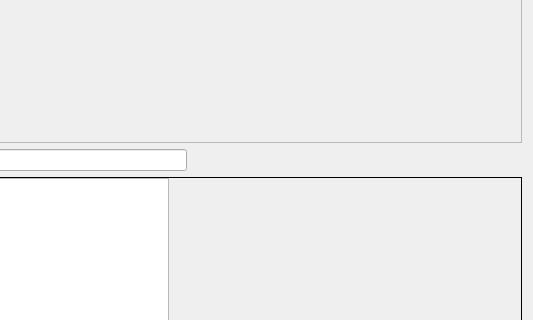
Old version of the form plotjuggler_app/plotwidget_transforms.ui in the repository facontidavide/plotjuggler-release; both pictures show x 562 to 1095 and y 168 to 488 of the 1095 by 647 pixel window.
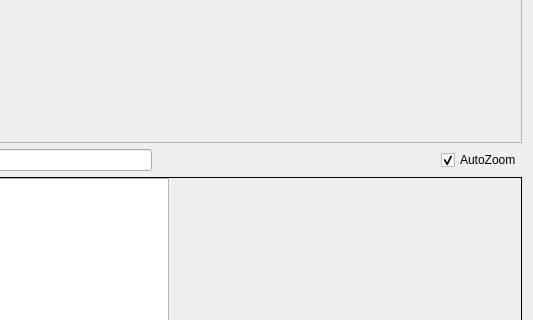
New version of the form.

```diff
--- a/plotjuggler_app/plotwidget_transforms.ui
+++ b/plotjuggler_app/plotwidget_transforms.ui
@@ -174,6 +174,19 @@
               </property>
              </spacer>
             </item>
+            <item>
+             <widget class="QCheckBox" name="checkBoxAutoZoom">
+              <property name="toolTip">
+               <string>&lt;html&gt;&lt;head/&gt;&lt;body&gt;&lt;p&gt;Zoom Out when a parameter in the transform box is changed.&lt;/p&gt;&lt;/body&gt;&lt;/html&gt;</string>
+              </property>
+              <property name="text">
+               <string>AutoZoom</string>
+              </property>
+              <property name="checked">
+               <bool>true</bool>
+              </property>
+             </widget>
+            </item>
            </layout>
           </item>
           <item>
```
